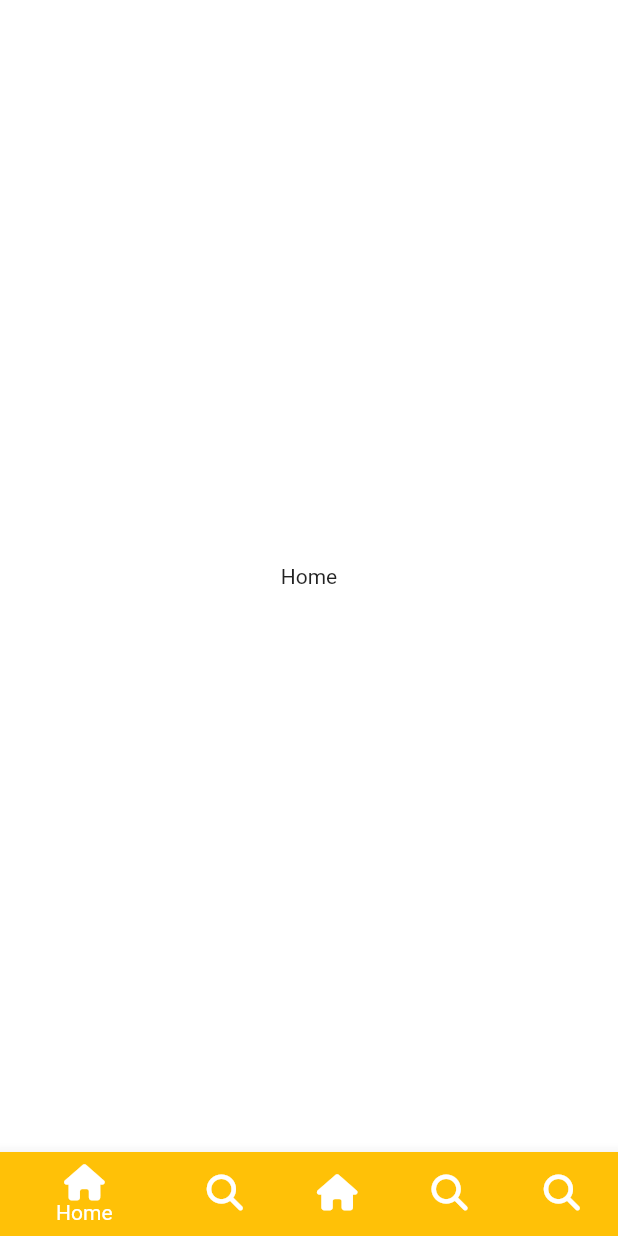
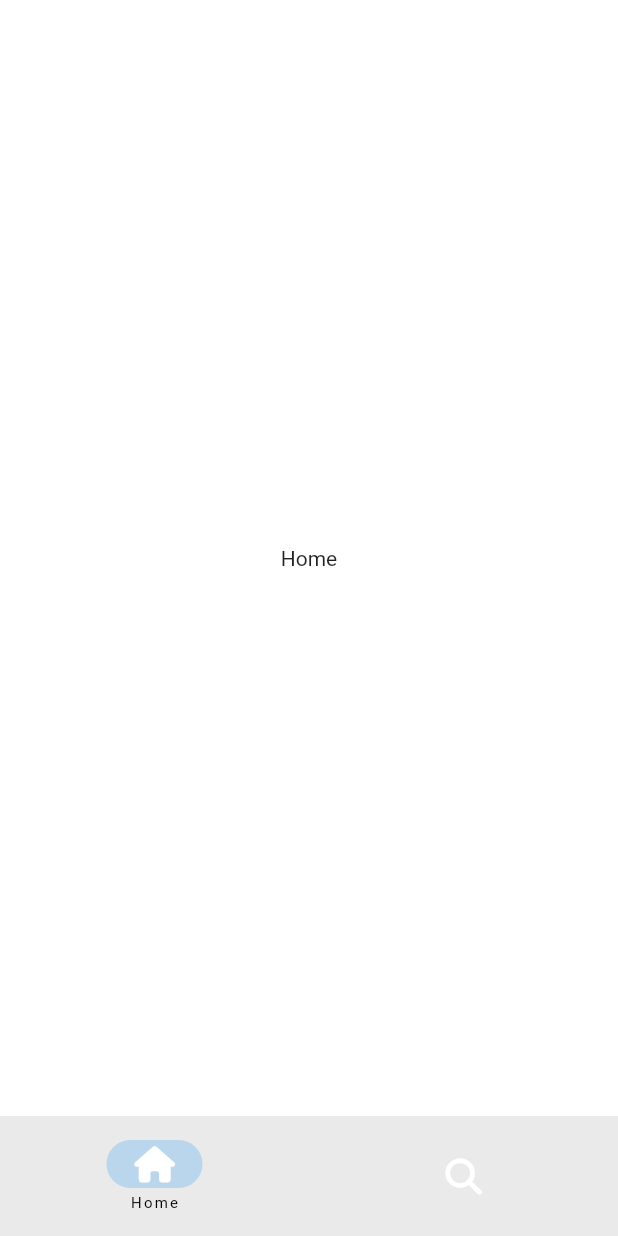
Before and after one commit to irismake/tikNtok, a Flutter app: the screen it shows after launch, on a phone screen of 412 x 824 dp. Run offline on Flutter 3.47's test engine with Material 2 defaults, Android fonts, the phone set to English and light mode, and no system bars; our stand-ins replace font_awesome_flutter.

Commit message:
Style : NavigationBar UI
following meterial design 3

```diff
--- a/lib/features/main_navigation/main_navigation_screen.dart
+++ b/lib/features/main_navigation/main_navigation_screen.dart
@@ -41,41 +41,23 @@
   Widget build(BuildContext context) {
     return Scaffold(
       body: screens[_selectedIndex],
-      bottomNavigationBar: BottomNavigationBar(
-        currentIndex: _selectedIndex,
-        onTap: _onTap,
-        //selectedItemColor: Theme.of(context).primaryColor,
-        items: const [
-          BottomNavigationBarItem(
-            icon: FaIcon(FontAwesomeIcons.house),
-            label: "Home",
-            tooltip: "What are you?",
-            backgroundColor: Colors.amber,
-          ),
-          BottomNavigationBarItem(
-            icon: FaIcon(FontAwesomeIcons.magnifyingGlass),
-            label: "Search",
-            tooltip: "What ate you?",
-            backgroundColor: Colors.blue,
-          ),
-          BottomNavigationBarItem(
-            icon: FaIcon(FontAwesomeIcons.house),
-            label: "Home",
-            tooltip: "What are you?",
-            backgroundColor: Colors.pink,
-          ),
-          BottomNavigationBarItem(
-            icon: FaIcon(FontAwesomeIcons.magnifyingGlass),
-            label: "Search",
-            tooltip: "What ate you?",
-            backgroundColor: Colors.yellow,
-          ),
-          BottomNavigationBarItem(
-            icon: FaIcon(FontAwesomeIcons.magnifyingGlass),
-            label: "Search",
-            tooltip: "What ate you?",
-            backgroundColor: Colors.teal,
-          ),
+      bottomNavigationBar: NavigationBar(
+        labelBehavior: NavigationDestinationLabelBehavior.onlyShowSelected,
+        selectedIndex: _selectedIndex,
+        onDestinationSelected: _onTap,
+        destinations: const [
+          NavigationDestination(
+              icon: FaIcon(
+                FontAwesomeIcons.house,
+                color: Colors.white,
+              ),
+              label: 'Home'),
+          NavigationDestination(
+              icon: FaIcon(
+                FontAwesomeIcons.magnifyingGlass,
+                color: Colors.white,
+              ),
+              label: 'Search'),
         ],
       ),
     );
```
